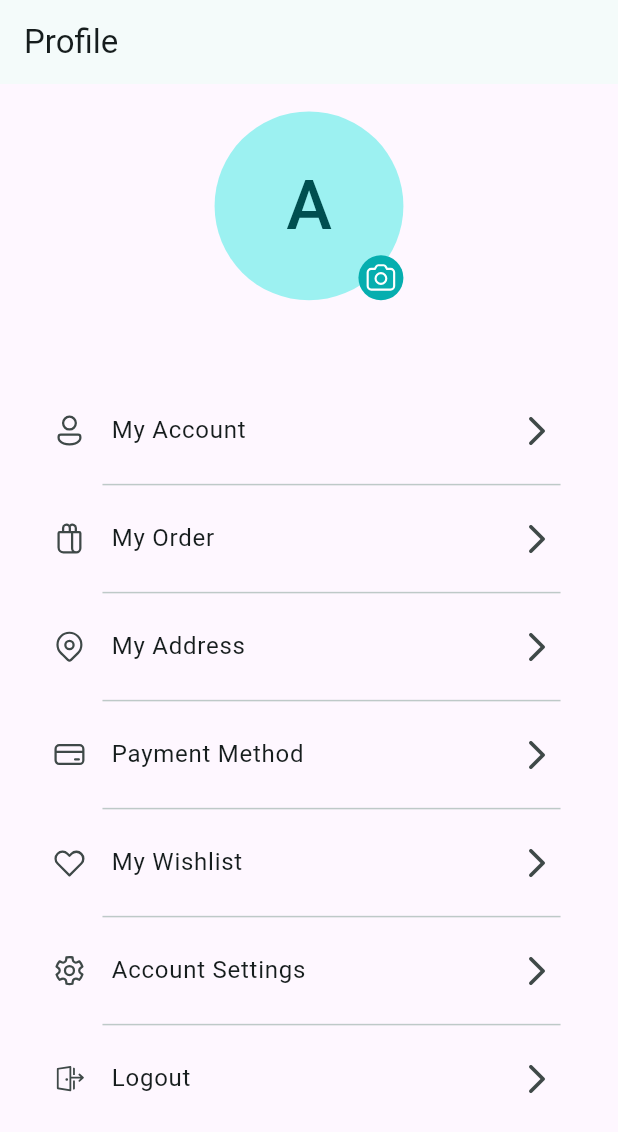
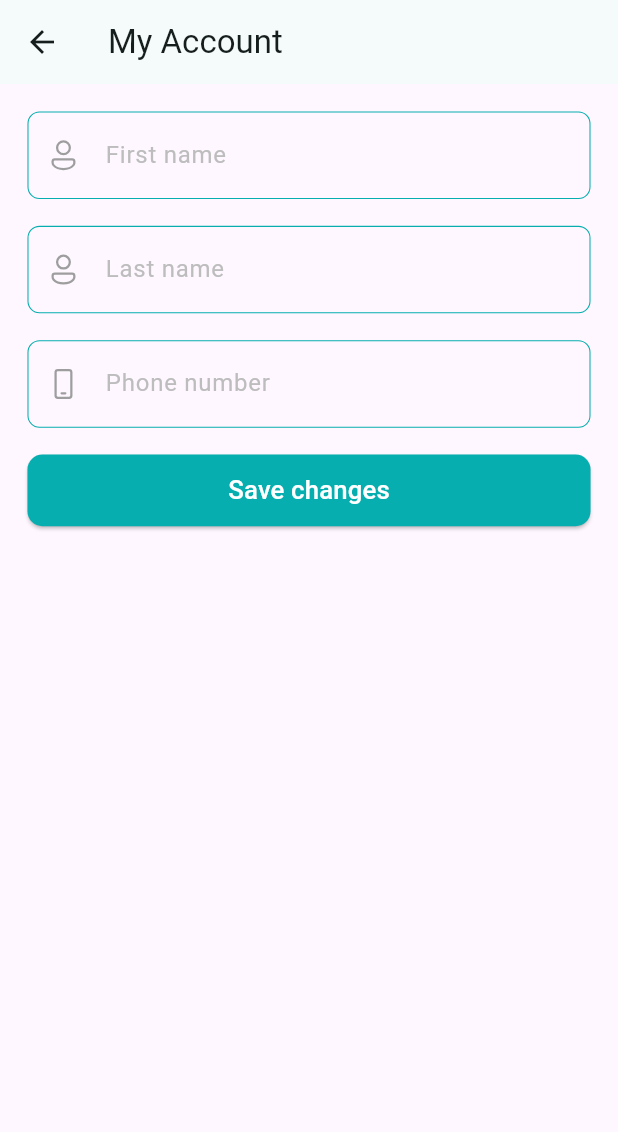
Before and after one commit to ashir98/ShopEase, a Flutter app: the ProfilePage screen opened directly, after a tap on "My Account", on a phone screen of 412 x 824 dp. Shown: the top 1132 px of the screen. Run offline on Flutter 3.47's test engine with Material 3 defaults, Android fonts, the phone set to English and light mode, and no system bars; our stand-ins replace card_swiper, cloud_firestore, firebase_auth, firebase_core, fluentui_system_icons, flutter_screenutil and 5 more; accounts and stored records are empty; network calls fail.

Commit message:
update profile feature added

```diff
--- a/shopease/lib/firebase/firestore/firestore_service.dart
+++ b/shopease/lib/firebase/firestore/firestore_service.dart
@@ -181,6 +181,28 @@ class FireStoreService {
 
 
 
+  Future updateUserInfo(String firstName, lastName, phone)async{
+
+    _firestore
+    .collection('users')
+    .doc(_auth.currentUser!.uid)
+    .update({
+
+      'firstName' :firstName,
+      'lastName' : lastName,
+      'phone' : phone
+
+    });
+
+
+  }
+
+
+
+
+
+
+
 
 
 
--- a/shopease/lib/models/category_model.dart
+++ b/shopease/lib/models/category_model.dart
@@ -26,7 +26,7 @@ class CategoryModel {
 
   Map<String, dynamic> toJson() {
        return {
-         "id": id,
+        "id": id,
         "name":name,
         "imageUrl": imageUrl,
         "description":description,
--- a/shopease/lib/models/user_model.dart
+++ b/shopease/lib/models/user_model.dart
@@ -3,30 +3,38 @@ import 'dart:convert';
 class UserModel {
   UserModel({
     required this.id,
+    required this.name,
     required this.firstName,
     required this.lastName,
     required this.email,
+    required this.phone,
     this.imageUrl,
   });
 
   String id;
+  String name;
   String firstName;
   String lastName;
+  String phone;
   String email;
   String? imageUrl;
 
 factory UserModel.fromJson(Map<String, dynamic>? map) => UserModel(
   id: map?["id"] ?? "",
+  name: map?["name"]  ?? "",
   firstName: map?["firstName"] ?? "",
   lastName: map?["lastName"],
+  phone:  map?["phone"] ?? "",
   imageUrl: map?["imageUrl"],
   email: map?["email"] ?? "",
 );
 
   Map<String, dynamic> toJson() => {
         "id": id,
+        "name":name,
         "firstName": firstName,
         "lastName": lastName,
+        "phone":phone,
         "email":email  ,
         "imageUrl" : imageUrl
   };
--- a/shopease/lib/pages/home/home.dart
+++ b/shopease/lib/pages/home/home.dart
@@ -41,6 +41,7 @@ class HomePage extends StatelessWidget {
         ],
       ),
       body: SingleChildScrollView(
+        physics: BouncingScrollPhysics(),
         child: Padding(
           padding: defaultPadding,
           child: Column(
--- /dev/null
+++ b/shopease/lib/pages/profile/edit_profile.dart
@@ -0,0 +1,198 @@
+import 'package:fluentui_system_icons/fluentui_system_icons.dart';
+import 'package:flutter/material.dart';
+import 'package:flutter_screenutil/flutter_screenutil.dart';
+import 'package:provider/provider.dart';
+import 'package:shopease/constants/padding_sizes.dart';
+import 'package:shopease/firebase/auth_service/auth_service.dart';
+import 'package:shopease/firebase/firestore/firestore_service.dart';
+import 'package:shopease/models/user_model.dart';
+import 'package:shopease/provider/app_provider.dart';
+import 'package:shopease/utils/helper_functions.dart';
+import 'package:shopease/widgets/buttons/custom_button.dart';
+import 'package:shopease/widgets/textfield/custom_textfield.dart';
+
+class MyAccount extends StatelessWidget {
+  MyAccount({super.key});
+
+
+    // -- FORM KEY
+  GlobalKey<FormState> _formKey = GlobalKey<FormState>();
+
+
+  // -- AUTH SERVICE INSTANCE
+  AuthService _authService = AuthService();
+  FireStoreService _fireStoreService = FireStoreService();
+
+
+
+  // -- CONTROLLERS
+  TextEditingController firstNameContoller = TextEditingController();
+  TextEditingController lastNameController = TextEditingController();
+  TextEditingController phoneContoller = TextEditingController();
+
+
+
+
+
+
+  @override
+  Widget build(BuildContext context) {
+    return Scaffold(
+      appBar: AppBar(
+        title: Text("My Account"),
+      ),
+
+
+
+      body: StreamBuilder<UserModel>(
+        stream: _fireStoreService.getUserInfo(),
+        builder: (context, snapshot) {
+
+          if(!snapshot.hasData){
+
+            return Center(
+              child: CircularProgressIndicator(),
+            );
+
+
+          }else{
+
+            firstNameContoller.text = snapshot.data!.firstName;
+            lastNameController.text = snapshot.data!.lastName;
+            phoneContoller.text = snapshot.data!.phone;
+
+
+
+            return Padding(
+              padding: defaultPadding,
+              child: SingleChildScrollView(
+                child: Column(
+                children:[
+
+                  // -- FORM
+                        Form(
+                          key: _formKey,
+                          child: Column(
+                            children: [
+                              // -- FIRST NAME FIELD,
+                              CustomTextField(
+                                controller: firstNameContoller,
+                                hintText: "First name",
+                                prefixIcon: FluentIcons.person_16_regular,
+                                validator: (value) {
+                                  if (value!.isEmpty) {
+                                    return "Please enter your name";
+                                  }
+                                },
+                              ),
+
+
+                              15.verticalSpace,
+
+
+
+
+
+                              // -- LAST NAME FIELD
+                              CustomTextField(
+                                controller: lastNameController,
+                                hintText: "Last name",
+                                prefixIcon: FluentIcons.person_16_regular,
+                                validator: (value) {
+                                  if (value!.isEmpty) {
+                                    return "Please enter your name";
+                                  }
+                                },
+                              ),
+
+                              15.verticalSpace,
+
+
+                              // -- PHONE FIELD
+                              CustomTextField(
+                                controller: phoneContoller,
+                                keyboardType: TextInputType.phone,
+                                hintText: "Phone number",
+                                prefixIcon: FluentIcons.phone_16_regular,
+                                validator: (value) {
+                                  if (value!.isEmpty) {
+                                    return "Please enter your phone number";
+                                  }
+                                },
+                              ),
+
+
+
+
+
+
+
+
+                            ],
+                          ),
+                        ),
+
+
+                        15.verticalSpace,
+
+
+                        Consumer<AppChangeNotifier>(
+                          builder: (context, provalue, child) =>  CustomButton(
+
+                            isLoading: provalue.isLoading,
+
+                            title: "Save changes",
+                            onTap: (){
+
+
+
+
+
+                              if (_formKey.currentState!.validate()) {
+                                provalue.setLoading(true);
+
+                                _fireStoreService.updateUserInfo(
+                                  firstNameContoller.text,
+                                  lastNameController.text,
+                                  phoneContoller.text
+                                ).then((value){
+                                  provalue.setLoading(false);
+                                  displayMessage("Profile updated", context);
+                                }).catchError((error){
+                                  provalue.setLoading(false);
+
+                                });
+
+                              }
+
+                            }
+                          ),
+                        )
+
+
+
+
+
+
+                ]
+                          ),
+              ),
+            );
+          }
+
+        }
+      )
+
+
+
+
+
+
+
+
+
+
+
+    );
+  }
+}
--- a/shopease/lib/pages/profile/profile.dart
+++ b/shopease/lib/pages/profile/profile.dart
@@ -10,6 +10,7 @@ import 'package:shopease/firebase/firestore/firestore_service.dart';
 import 'package:shopease/main.dart';
 import 'package:shopease/models/user_model.dart';
 import 'package:shopease/pages/auth/signup.dart';
+import 'package:shopease/pages/profile/edit_profile.dart';
 import 'package:shopease/pages/wishlist/wishlist_page.dart';
 import 'package:shopease/utils/helper_functions.dart';
 
@@ -32,11 +33,14 @@ class ProfilePage extends StatelessWidget {
 
 
 
+
 List<ProfileTileModel> profileOptions = [
   ProfileTileModel(
     title: "My Account",
     icon: FluentIcons.person_16_regular,
     onTap: () {
+
+      gotoPage(MyAccount(), context);
 
     },
   ),
@@ -81,35 +85,32 @@ List<ProfileTileModel> profileOptions = [
     icon: FluentIcons.sign_out_20_regular,
     onTap: () {
 
-
       showDialog(
             context: context,
             builder: (context) {
               return AlertDialog(
                 title: Text("Sign out"),
-                            content: Text("Are you sure you want to sgn out?"),
+                content: Text("are you sure you want to sign out?"),
                 actions: [
                   TextButton(
                     onPressed: () {
                       Navigator.pop(context);
                     },
-                                child: Text('No'),
+                    child: Text("No"),
                   ),
-
                   TextButton(
-                                  onPressed: (){
+                    onPressed: () {
+                      Navigator.pop(context);
                       _authService.signout(context).then((value) {
                         removeAllAndGotoPage(ShopEase(), context);
                       });
-
-
                     },
-                                  child: Text('Yes'),
-                                ),
-
+                    child: Text("Yes"),
+                  )
                 ],
               );
-                        },);
+            },
+          );
 
 
 
@@ -145,7 +146,7 @@ List<ProfileTileModel> profileOptions = [
             );
 
           } else {
-
+            var name = snapshot.data!.name;
             var firstName = snapshot.data!.firstName;
             var lastName = snapshot.data!.lastName;
             var email = snapshot.data!.email;
@@ -155,6 +156,7 @@ List<ProfileTileModel> profileOptions = [
             return Padding(
             padding: defaultPadding,
             child: SingleChildScrollView(
+              physics: BouncingScrollPhysics(),
               child: Column(
 
                 children: [
@@ -184,7 +186,7 @@ List<ProfileTileModel> profileOptions = [
 
                       // -- NAME
                       Text(
-                        " $firstName $lastName ",
+                        firstName.isEmpty && lastName.isEmpty? "$name" : " $firstName $lastName ",
                         style: TextStyle(fontSize: 18.sp, fontWeight: FontWeight.w600),
                       )
                     ],
@@ -196,6 +198,7 @@ List<ProfileTileModel> profileOptions = [
 
                   // -- PROFILE TILES
                   ListView.separated(
+
                     physics: NeverScrollableScrollPhysics(),
                     shrinkWrap: true,
                     itemCount: profileOptions.length,
--- a/shopease/lib/widgets/textfield/custom_textfield.dart
+++ b/shopease/lib/widgets/textfield/custom_textfield.dart
@@ -7,6 +7,7 @@ class CustomTextField extends StatelessWidget {
   TextEditingController? controller;
   String? hintText;
   IconData? prefixIcon;
+  TextInputType? keyboardType;
   GlobalKey<FormState>? formkey;
   String? Function(String? value)? validator;
 
@@ -20,6 +21,7 @@ class CustomTextField extends StatelessWidget {
     this.prefixIcon,
     this.formkey,
     this.validator,
+    this.keyboardType = TextInputType.text
 
   });
 
@@ -27,6 +29,7 @@ class CustomTextField extends StatelessWidget {
   Widget build(BuildContext context) {
 
     return TextFormField(
+      keyboardType: keyboardType,
       controller: controller,
       autofocus: false,
       decoration: InputDecoration(
```
Also changed, not shown: shopease/lib/firebase/auth_service/auth_service.dart (+11 -8 lines). Lines whose indentation alone changed are shown as unchanged.
